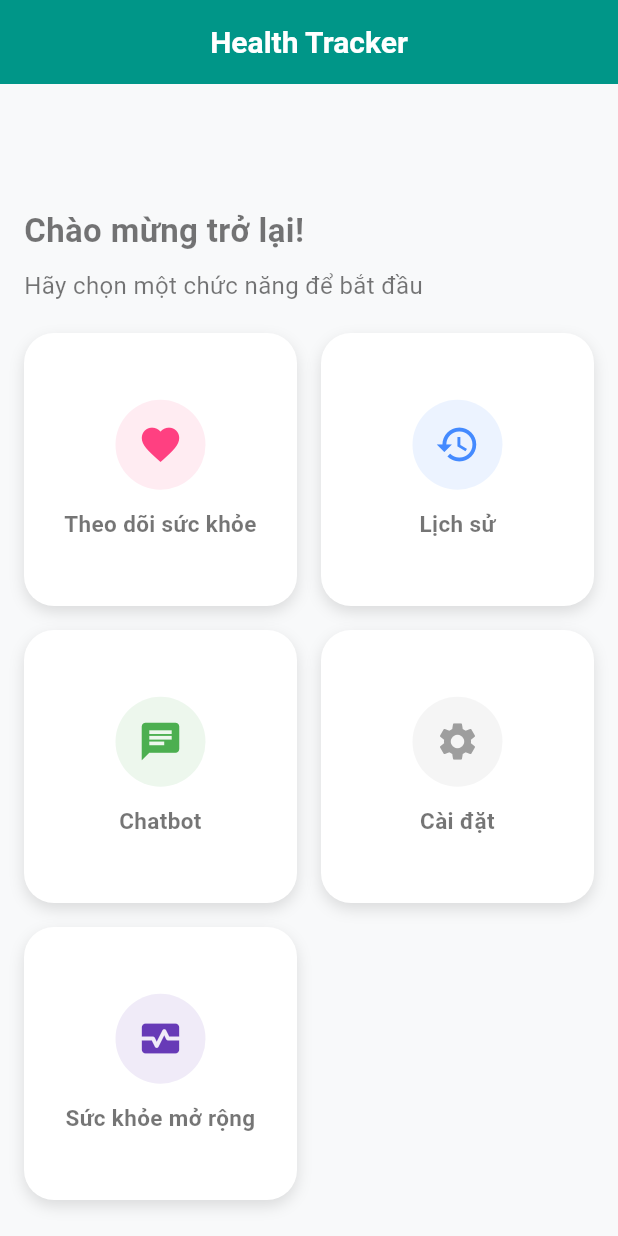
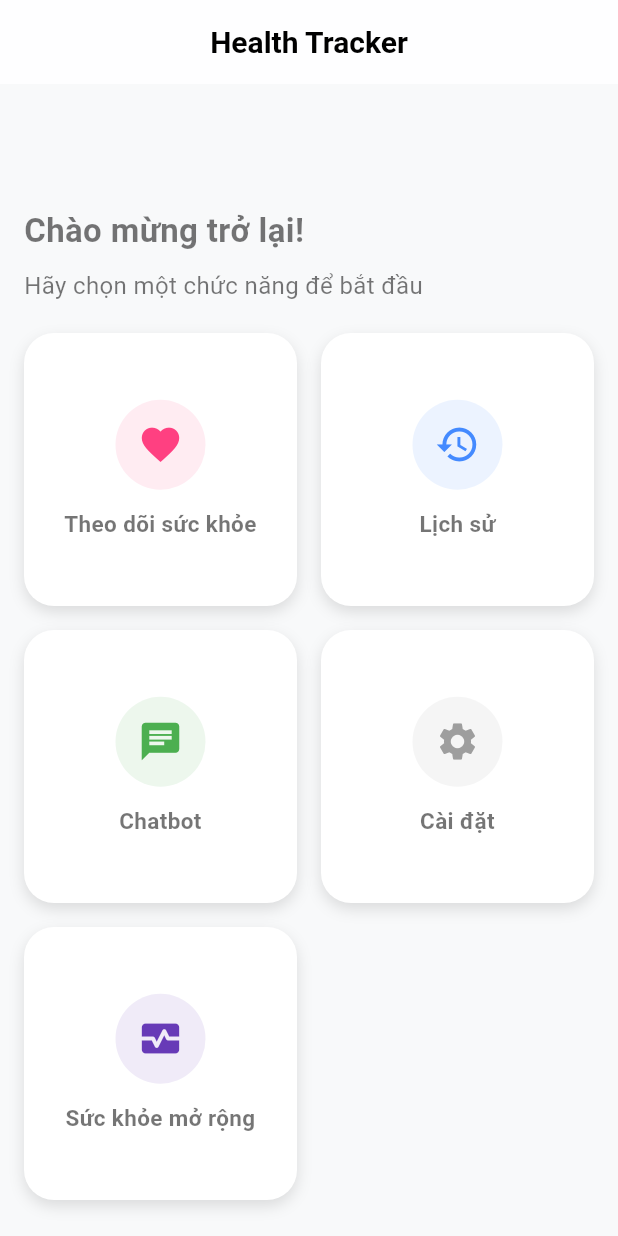
Before and after one commit to BuiTuanTu-HUMG/DAKHMT_Nhom03_Bui-Tuan-Tu, a Flutter app: the screen it shows after launch, on a phone screen of 412 x 824 dp. Run offline on Flutter 3.47's test engine with Material 3 defaults, Android fonts, the phone set to English and light mode, and no system bars; our stand-ins replace fl_chart, shared_preferences.

Commit message:
Lần đẩy code đầu tiên

```diff
--- a/lib/screens/home_screen.dart
+++ b/lib/screens/home_screen.dart
@@ -10,8 +10,14 @@ class HomeScreen extends StatelessWidget {
   Widget build(BuildContext context) {
     return Scaffold(
       appBar: AppBar(
-        title: const Text("Health Tracker"),
+        backgroundColor: Colors.white.withOpacity(0.9),
+        elevation: 0,
+        title: const Text(
+          "Health Tracker",
+          style: TextStyle(color: Colors.black, fontWeight: FontWeight.bold),
+        ),
         centerTitle: true,
+        iconTheme: const IconThemeData(color: Colors.black),
       ),
       body: Padding(
         padding: const EdgeInsets.all(16.0),
--- a/pubspec.yaml
+++ b/pubspec.yaml
@@ -21,6 +21,3 @@ dev_dependencies:
 
 flutter:
   uses-material-design: true
-
-  assets:
-    - assets/images/background.jpg
```
Also changed, not shown: lib/service/health_data_store.dart (+19 -7 lines), lib/main.dart (line endings or trailing spaces), 1 other file.
